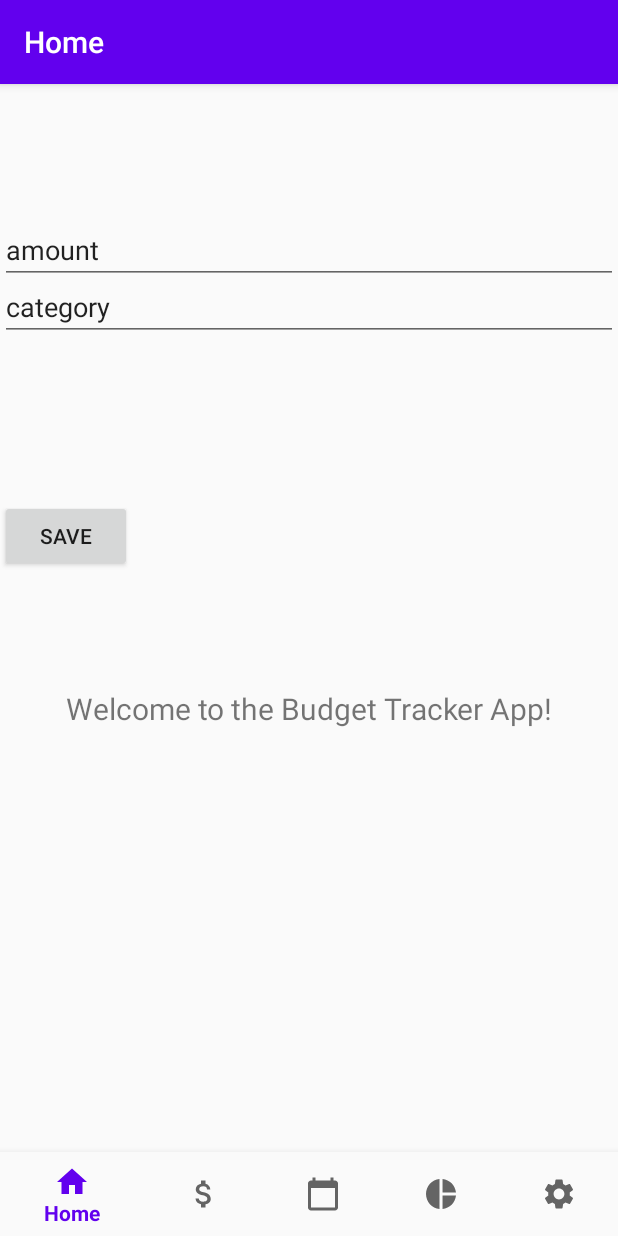
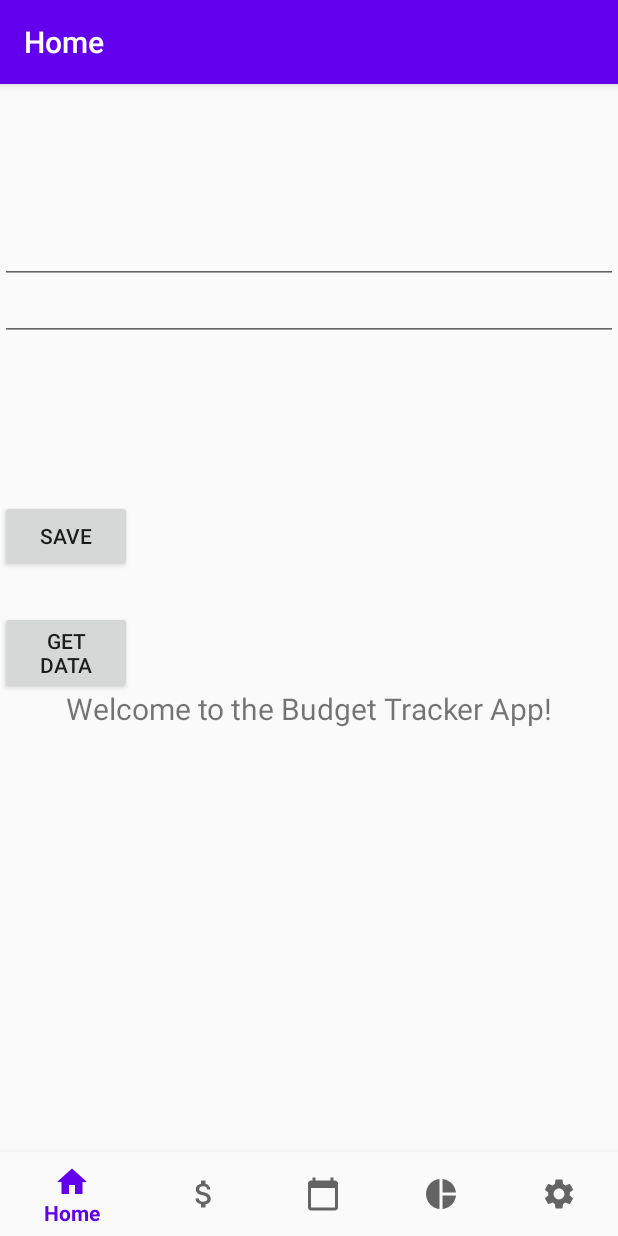
Before and after one commit to sukhbirsekhon/FinanceTracker, an Android app: the screen it shows after launch (MainActivity), after a tap on "SAVE", on a phone screen of 412 x 824 dp. Run offline under Robolectric (Android 15) with nearby library versions, the phone set to English and light mode, and no system bars; our stand-ins replace Room's generated code, navigation-ui.

Commit message:
Added temp UI

```diff
--- a/app/src/main/AndroidManifest.xml
+++ b/app/src/main/AndroidManifest.xml
@@ -9,6 +9,7 @@
         android:roundIcon="@mipmap/ic_launcher_round"
         android:supportsRtl="true"
         android:theme="@style/AppTheme">
+        <activity android:name=".GetData"></activity>
         <activity
             android:name=".MainActivity"
             android:label="@string/app_name">
--- a/app/src/main/java/home/project/group/financetracker/MainActivity.java
+++ b/app/src/main/java/home/project/group/financetracker/MainActivity.java
@@ -1,5 +1,6 @@
 package home.project.group.financetracker;
 
+import android.content.Intent;
 import android.os.Bundle;
 import android.view.View;
 import android.widget.Button;
@@ -19,7 +20,7 @@ import home.project.group.financetracker.EntityClass.ExpenseTransactionModel;
 public class MainActivity extends AppCompatActivity {
 
     EditText expenseName, amount, category;
-    Button save;
+    Button save, getData;
 
     @Override
     protected void onCreate(Bundle savedInstanceState) {
@@ -39,6 +40,14 @@ public class MainActivity extends AppCompatActivity {
         amount = findViewById(R.id.txtAmount);
         category = findViewById(R.id.txtCategory);
         save = findViewById(R.id.btnSave);
+        getData = findViewById(R.id.btnGetData);
+
+        getData.setOnClickListener(new View.OnClickListener() {
+            @Override
+            public void onClick(View view) {
+                startActivity(new Intent(getApplicationContext(), GetData.class));
+            }
+        });
 
         save.setOnClickListener(new View.OnClickListener() {
             @Override
@@ -53,18 +62,19 @@ public class MainActivity extends AppCompatActivity {
         String amount_txt = amount.getText().toString().trim();
         String category_txt = category.getText().toString().trim();
 
-        if (expenseName_txt != null && amount_txt != null && category_txt != null) {
+        ExpenseTransactionModel model = new ExpenseTransactionModel();
 
-            ExpenseTransactionModel model = new ExpenseTransactionModel();
+        model.setExpenseName(expenseName_txt);
+        model.setAmount(amount_txt);
+        model.setCategory(category_txt);
 
-            model.setExpenseName(expenseName_txt);
-            model.setAmount(amount_txt);
-            model.setCategory(category_txt);
+        DatabaseClass.getDatabase(getApplicationContext()).getDao().insertAllData(model);
 
-            DatabaseClass.getDatabase(getApplicationContext()).getDao().insertAllData(model);
+        expenseName.setText("");
+        amount.setText("");
+        category.setText("");
+        Toast.makeText(this, "Data successfully saved", Toast.LENGTH_SHORT).show();
 
-            Toast.makeText(this, "Data successfully saved", Toast.LENGTH_SHORT).show();
-        }
     }
 
 
--- a/app/src/main/res/layout/activity_main.xml
+++ b/app/src/main/res/layout/activity_main.xml
@@ -83,4 +83,14 @@
         tools:layout_editor_absoluteX="106dp"
         tools:ignore="MissingConstraints" />
 
+    <Button
+        android:id="@+id/btnGetData"
+        android:layout_width="88dp"
+        android:layout_height="wrap_content"
+        android:layout_marginTop="180dp"
+        android:text="GET DATA"
+        app:layout_constraintTop_toBottomOf="@+id/txtCategory"
+        tools:ignore="MissingConstraints"
+        tools:layout_editor_absoluteX="106dp" />
+
 </androidx.constraintlayout.widget.ConstraintLayout>
```
Also changed, not shown: app/src/main/java/home/project/group/financetracker/Adapter/ExpenseAdapter.java (added, +61 -0 lines), app/src/main/java/home/project/group/financetracker/EntityClass/ExpenseTransactionModel.java (+13 -0 lines), app/src/main/java/home/project/group/financetracker/GetData.java (added, +27 -0 lines), app/src/main/res/layout/activity_get_data.xml (added, +15 -0 lines), app/src/main/res/layout/rv_layout.xml (added, +47 -0 lines).
